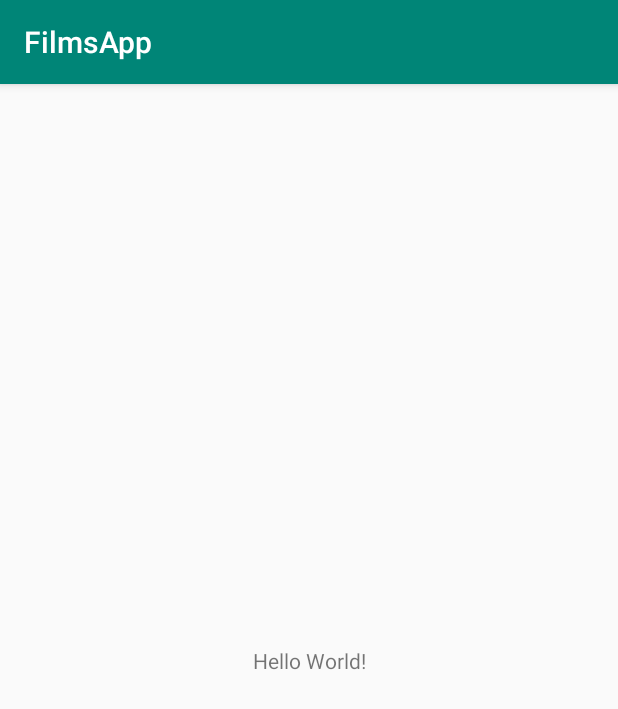
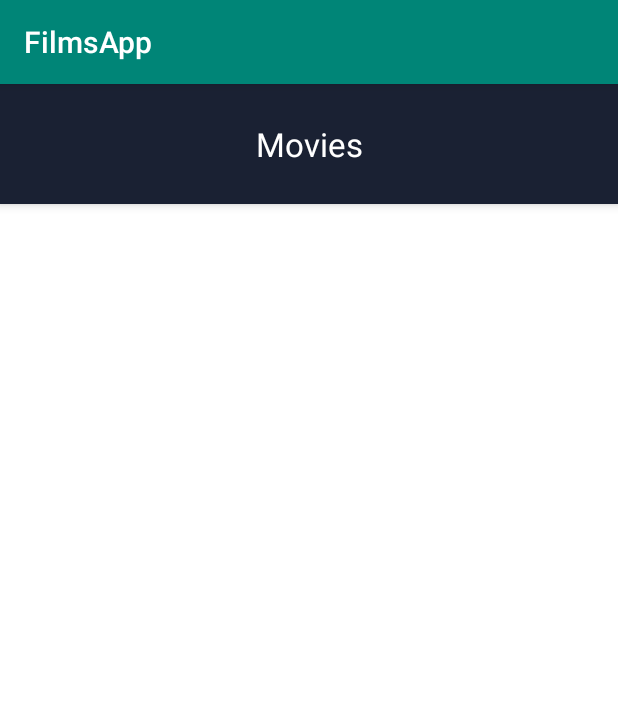
Before and after one commit to sreejithes/FilmsAppKotlin, an Android app: the screen it shows after launch (MainActivity), on a phone screen of 412 x 824 dp. Shown: the top 709 px of the screen. Run offline under Robolectric (Android 15) with nearby library versions, the phone set to English and light mode, and no system bars; 4 statements that could not run were skipped.

Commit message:
- Appbar working properly

```diff
--- a/app/src/main/res/layout/activity_main.xml
+++ b/app/src/main/res/layout/activity_main.xml
@@ -2,17 +2,37 @@
 <androidx.constraintlayout.widget.ConstraintLayout xmlns:android="http://schemas.android.com/apk/res/android"
     xmlns:app="http://schemas.android.com/apk/res-auto"
     xmlns:tools="http://schemas.android.com/tools"
+    android:id="@+id/main_content"
     android:layout_width="match_parent"
     android:layout_height="match_parent"
+    android:background="#ffffff"
     tools:context=".MainActivity">
 
-    <TextView
-        android:layout_width="wrap_content"
-        android:layout_height="wrap_content"
-        android:text="Hello World!"
-        app:layout_constraintBottom_toBottomOf="parent"
-        app:layout_constraintLeft_toLeftOf="parent"
-        app:layout_constraintRight_toRightOf="parent"
-        app:layout_constraintTop_toTopOf="parent" />
+    <com.google.android.material.appbar.AppBarLayout
+        android:id="@+id/appbar"
+        android:layout_width="match_parent"
+        android:layout_height="80dp"
+        app:layout_constraintEnd_toEndOf="parent"
+        app:layout_constraintStart_toStartOf="parent"
+        app:layout_constraintTop_toTopOf="parent"
+        tools:ignore="MissingConstraints">
+
+        <androidx.appcompat.widget.Toolbar
+            android:id="@+id/toolbar"
+            android:layout_width="match_parent"
+            android:layout_height="match_parent"
+            android:background="#1A2133">
+
+            <TextView
+                android:layout_width="wrap_content"
+                android:layout_height="wrap_content"
+                android:layout_gravity="center"
+                android:text="Movies"
+                android:textColor="#ffffffff"
+                android:textSize="22sp" />
+
+        </androidx.appcompat.widget.Toolbar>
+
+    </com.google.android.material.appbar.AppBarLayout>
 
 </androidx.constraintlayout.widget.ConstraintLayout>
```
